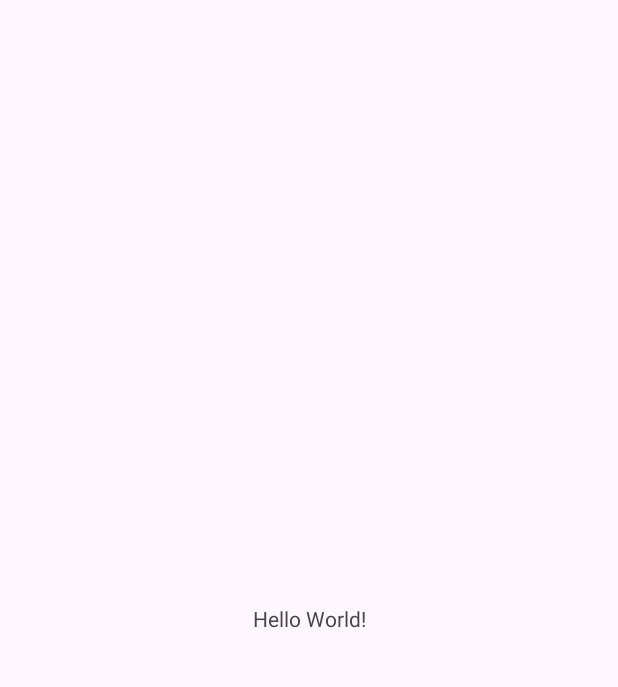
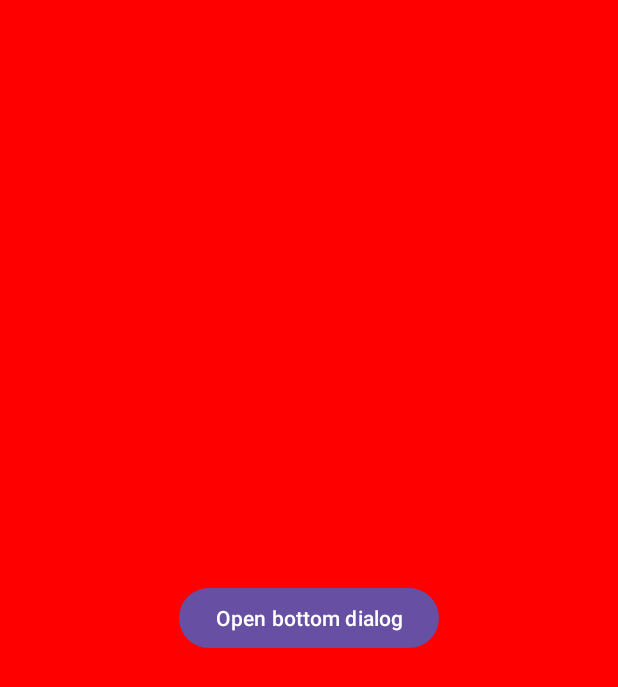
Before and after one commit to SaadaLaura/UpcyclingScore, an Android app: the screen it shows after launch (MainActivity), on a phone screen of 412 x 824 dp. Before the commit the part shown is almost empty. Shown: the top 687 px of the screen. Run offline under Robolectric (Android 15) with nearby library versions, the phone set to English and light mode, and no system bars.

Commit message:
Implement Bottom Sheet V1
_Setup files (layouts, drawables, strings)
_Implement Bottom drawer with android's Dialog

```diff
--- a/app/src/main/java/com/upcycling/MainActivity.java
+++ b/app/src/main/java/com/upcycling/MainActivity.java
@@ -1,12 +1,24 @@
 package com.upcycling;
 
+import android.graphics.Color;
+import android.graphics.drawable.ColorDrawable;
 import android.os.Bundle;
+import android.view.Gravity;
+import android.view.View;
+import android.view.ViewGroup;
+import android.view.Window;
+import android.widget.Button;
+
+import android.app.Dialog;
+import android.widget.Toast;
 
 import androidx.activity.EdgeToEdge;
 import androidx.appcompat.app.AppCompatActivity;
 import androidx.core.graphics.Insets;
 import androidx.core.view.ViewCompat;
 import androidx.core.view.WindowInsetsCompat;
+
+import java.util.Objects;
 
 public class MainActivity extends AppCompatActivity {
 
@@ -20,5 +32,24 @@ public class MainActivity extends AppCompatActivity {
             v.setPadding(systemBars.left, systemBars.top, systemBars.right, systemBars.bottom);
             return insets;
         });
+
+        Button button = (Button) findViewById(R.id.main_button);
+        button.setOnClickListener(new View.OnClickListener() {
+            public void onClick(View v) {
+                showBottomDialog();
+            }
+        });
+    }
+
+    private void showBottomDialog() {
+        final Dialog dialog = new Dialog(this);
+        dialog.requestWindowFeature(Window.FEATURE_NO_TITLE);
+        dialog.setContentView(R.layout.product_data_bottom_sheet_dialog);
+
+        dialog.show();
+        Objects.requireNonNull(dialog.getWindow()).setLayout(ViewGroup.LayoutParams.MATCH_PARENT,ViewGroup.LayoutParams.WRAP_CONTENT);
+        dialog.getWindow().setBackgroundDrawable(new ColorDrawable(Color.TRANSPARENT));
+        //dialog.getWindow().getAttributes().windowAnimations = R.style.DialogAnimation;
+        dialog.getWindow().setGravity(Gravity.BOTTOM);
     }
 }
--- /dev/null
+++ b/app/src/main/res/drawable/round_remove_24.xml
@@ -0,0 +1,5 @@
+<vector xmlns:android="http://schemas.android.com/apk/res/android" android:height="24dp" android:tint="#000000" android:viewportHeight="24" android:viewportWidth="24" android:width="24dp">
+
+    <path android:fillColor="@android:color/white" android:pathData="M18,13H6c-0.55,0 -1,-0.45 -1,-1s0.45,-1 1,-1h12c0.55,0 1,0.45 1,1s-0.45,1 -1,1z"/>
+
+</vector>
--- a/app/src/main/res/layout/activity_main.xml
+++ b/app/src/main/res/layout/activity_main.xml
@@ -1,19 +1,25 @@
 <?xml version="1.0" encoding="utf-8"?>
-<androidx.constraintlayout.widget.ConstraintLayout xmlns:android="http://schemas.android.com/apk/res/android"
+<androidx.coordinatorlayout.widget.CoordinatorLayout
+    xmlns:android="http://schemas.android.com/apk/res/android"
     xmlns:app="http://schemas.android.com/apk/res-auto"
     xmlns:tools="http://schemas.android.com/tools"
-    android:id="@+id/main"
     android:layout_width="match_parent"
     android:layout_height="match_parent"
+    android:background="@color/red"
+    android:id="@+id/main"
     tools:context=".MainActivity">
 
-    <TextView
-        android:layout_width="wrap_content"
-        android:layout_height="wrap_content"
-        android:text="Hello World!"
-        app:layout_constraintBottom_toBottomOf="parent"
-        app:layout_constraintEnd_toEndOf="parent"
-        app:layout_constraintStart_toStartOf="parent"
-        app:layout_constraintTop_toTopOf="parent" />
 
-</androidx.constraintlayout.widget.ConstraintLayout>
+    <RelativeLayout
+        android:id="@+id/frame_layout"
+        android:layout_width="match_parent"
+        android:layout_height="match_parent" >
+            <Button
+                android:id="@+id/main_button"
+                android:layout_width="wrap_content"
+                android:layout_height="wrap_content"
+                android:text="Open bottom dialog"
+                android:layout_centerInParent="true"/>
+    </RelativeLayout>
+
+</androidx.coordinatorlayout.widget.CoordinatorLayout>
--- a/app/src/main/res/values/colors.xml
+++ b/app/src/main/res/values/colors.xml
@@ -2,4 +2,5 @@
 <resources>
     <color name="black">#FF000000</color>
     <color name="white">#FFFFFFFF</color>
+    <color name="red">#FFFF0000</color>
 </resources>
--- a/app/src/main/res/values/strings.xml
+++ b/app/src/main/res/values/strings.xml
@@ -1,3 +1,5 @@
 <resources>
-    <string name="app_name">InovationProject-S8-UpcyclingScore</string>
+    <string name="app_name">Upcycling</string>
+    <string name="test">Test</string>
+    <string name="open_dialog">Drag to see more</string>
 </resources>
```
Also changed, not shown: app/src/main/res/drawable/dialogbkg.xml (added, +17 -0 lines), app/src/main/res/layout/product_data_bottom_sheet_dialog.xml (added, +33 -0 lines).
